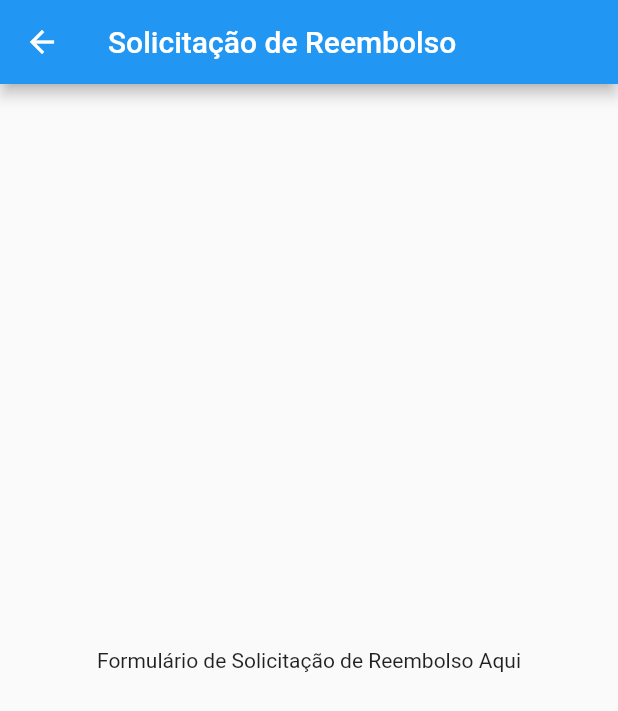
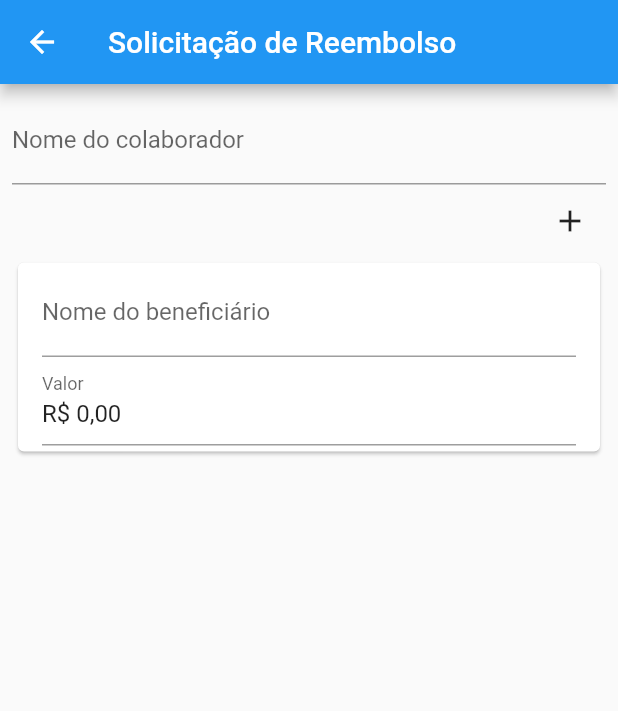
Before and after one commit to Garbiati/yggdrasil, a Flutter app: the HealthInsuranceReimbursementScreen screen opened by its route, on a phone screen of 412 x 824 dp. Shown: the top 711 px of the screen. Run offline on Flutter 3.47's test engine with Material 2 defaults, Android fonts, the phone set to English and light mode, and no system bars; our stand-ins replace extended_masked_text, firebase_auth, firebase_core, flutter_dotenv, google_sign_in; accounts and stored records are empty.

Commit message:
Início da feature de solicitação - pt2

```diff
--- /dev/null
+++ b/lib/models/beneficiary.dart
@@ -0,0 +1,6 @@
+class Beneficiary {
+  String name;
+  double amount;
+
+  Beneficiary({required this.name, required this.amount});
+}
--- /dev/null
+++ b/lib/models/reimbursement_request.dart
@@ -0,0 +1,9 @@
+import 'package:yggdrasil/models/beneficiary.dart';
+
+class ReimbursementRequest {
+  late final String requesterName;
+  final DateTime date;
+  List<Beneficiary> beneficiaries;
+
+  ReimbursementRequest({required this.requesterName, required this.date, required this.beneficiaries});
+}
--- a/lib/views/reimbursement/health_insurance_reimbursement_screen.dart
+++ b/lib/views/reimbursement/health_insurance_reimbursement_screen.dart
@@ -1,7 +1,62 @@
 import 'package:flutter/material.dart';
+import 'package:yggdrasil/models/reimbursement_request.dart';
+import 'package:yggdrasil/models/beneficiary.dart';
+import 'package:provider/provider.dart';
+import 'package:yggdrasil/services/auth_service.dart';
+import 'package:extended_masked_text/extended_masked_text.dart';
 
-class HealthInsuranceReimbursementScreen extends StatelessWidget {
+class HealthInsuranceReimbursementScreen extends StatefulWidget {
   const HealthInsuranceReimbursementScreen({Key? key}) : super(key: key);
+
+  @override
+  HealthInsuranceReimbursementScreenState createState() =>
+      HealthInsuranceReimbursementScreenState();
+}
+
+class HealthInsuranceReimbursementScreenState
+    extends State<HealthInsuranceReimbursementScreen> {
+  final _formKey = GlobalKey<FormState>();
+  late final ReimbursementRequest _reimbursementRequest;
+
+  List<MoneyMaskedTextController> controllers = [];
+
+  @override
+  void initState() {
+    super.initState();
+
+    final username = context.read<AuthService>().user.value?.displayName ?? '';
+
+    _reimbursementRequest = ReimbursementRequest(
+      requesterName: username, // nome do usuário logado
+      date: DateTime.now(),
+      beneficiaries: [Beneficiary(name: '', amount: 0.0)],
+    );
+
+    // Initialize controllers
+    controllers = List<MoneyMaskedTextController>.generate(
+      _reimbursementRequest.beneficiaries.length,
+      (index) => MoneyMaskedTextController(
+        decimalSeparator: ',',
+        thousandSeparator: '.',
+        leftSymbol: 'R\$ ',
+        precision: 2,
+        initialValue: _reimbursementRequest.beneficiaries[index].amount,
+      ),
+    );
+  }
+
+  void _addBeneficiary() {
+    setState(() {
+      _reimbursementRequest.beneficiaries
+          .add(Beneficiary(name: '', amount: 0.0));
+      controllers.add(MoneyMaskedTextController(
+        decimalSeparator: ',',
+        thousandSeparator: '.',
+        leftSymbol: 'R\$ ',
+        precision: 2,
+      ));
+    });
+  }
 
   @override
   Widget build(BuildContext context) {
@@ -9,8 +64,75 @@ class HealthInsuranceReimbursementScreen extends StatelessWidget {
       appBar: AppBar(
         title: const Text('Solicitação de Reembolso'),
       ),
-      body: const Center(
-        child: Text('Formulário de Solicitação de Reembolso Aqui'),
+      body: Form(
+        key: _formKey,
+        child: ListView(
+          padding: const EdgeInsets.all(8.0),
+          children: <Widget>[
+            TextFormField(
+              decoration: const InputDecoration(
+                labelText: 'Nome do colaborador',
+              ),
+              initialValue: _reimbursementRequest.requesterName,
+              onChanged: (value) {
+                _reimbursementRequest.requesterName = value;
+              },
+            ),
+            // DatePicker para selecionar a data
+            // Lista de beneficiários
+            Row(
+              mainAxisAlignment: MainAxisAlignment.end,
+              children: [
+                IconButton(
+                  icon: const Icon(Icons.add),
+                  onPressed: _addBeneficiary,
+                ),
+              ],
+            ),
+            ListView.builder(
+              shrinkWrap: true,
+              physics: const NeverScrollableScrollPhysics(),
+              itemCount: _reimbursementRequest.beneficiaries.length,
+              itemBuilder: (context, index) {
+                return Card(
+                  child: ListTile(
+                    title: TextFormField(
+                      decoration: const InputDecoration(
+                        labelText: 'Nome do beneficiário',
+                      ),
+                      initialValue:
+                          _reimbursementRequest.beneficiaries[index].name,
+                      onChanged: (value) {
+                        _reimbursementRequest.beneficiaries[index].name = value;
+                      },
+                    ),
+                    subtitle: Row(
+                      children: [
+                        Expanded(
+                          flex: 2,
+                          child: TextFormField(
+                            controller: controllers[index],
+                            keyboardType: TextInputType.number,
+                            decoration: const InputDecoration(
+                              labelText: 'Valor',
+                            ),
+                            onChanged: (value) {
+                              _reimbursementRequest.beneficiaries[index]
+                                  .amount = controllers[index].numberValue;
+                            },
+                          ),
+                        ),
+                      ],
+                    ),
+                  ),
+                );
+              },
+            ),
+            // Botão para fazer upload do comprovante de pagamento
+            // Checkbox para confirmar que as informações estão corretas
+            // Botão para enviar o formulário
+          ],
+        ),
       ),
     );
   }
--- a/pubspec.yaml
+++ b/pubspec.yaml
@@ -39,6 +39,7 @@ dependencies:
   # The following adds the Cupertino Icons font to your application.
   # Use with the CupertinoIcons class for iOS style icons.
   cupertino_icons: ^1.0.2
+  extended_masked_text: ^2.3.1
 
 dev_dependencies:
   flutter_launcher_icons: ^0.13.1
```
Also changed, not shown: assets/icons/YggdrasilBerry - Copy.png (deleted).
